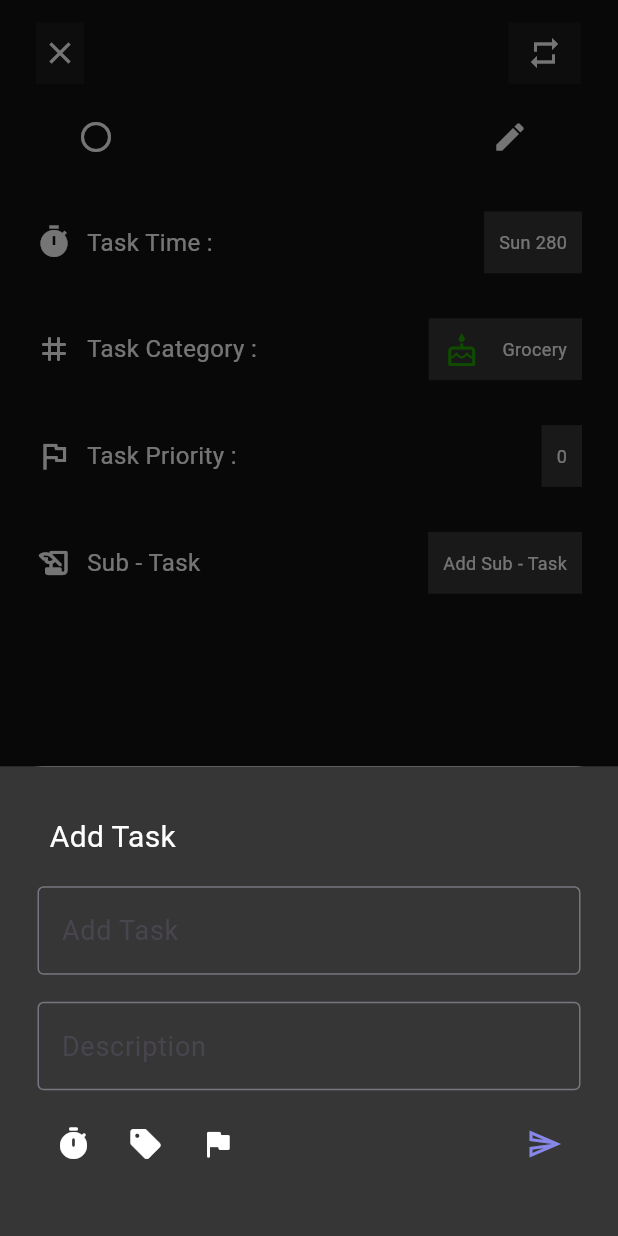
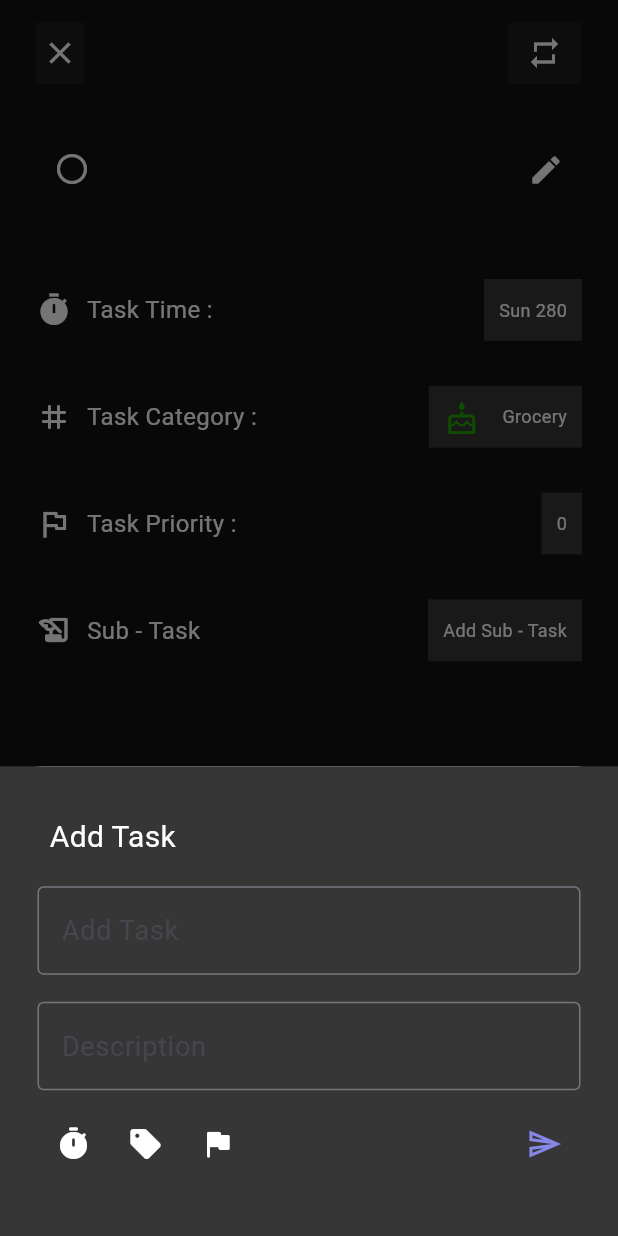
Before and after one commit to felopatersameh/UpTodo-app, a Flutter app: the TaskScreen screen opened directly with empty values, after a tap on the "edit" icon, on a phone screen of 412 x 824 dp. Run offline on Flutter 3.47's test engine with Material 3 defaults, Android fonts, the phone set to English and light mode, and no system bars; our stand-ins replace bloc, contained_tab_bar_view, easy_date_timeline, file_picker, flutter_bloc, fluttertoast and 7 more; accounts and stored records are empty; network calls fail.

Commit message:
refactor widgets

```diff
--- a/lib/core/utils/Widget/image_view.dart
+++ b/lib/core/utils/Widget/image_view.dart
@@ -10,7 +10,8 @@ class ImageView extends StatelessWidget {
   Widget build(BuildContext context) {
     return Scaffold(
       backgroundColor: Colors.transparent,
-      body: Stack(
+      body: SafeArea(
+          child: Stack(
         children: [
           BackdropFilter(
             filter: ImageFilter.blur(sigmaX: 10, sigmaY: 10),
@@ -29,7 +30,7 @@ class ImageView extends StatelessWidget {
             ),
           ),
         ],
-      ),
+      )),
     );
   }
 }
--- a/lib/core/utils/resource/icons.dart
+++ b/lib/core/utils/resource/icons.dart
@@ -30,6 +30,7 @@ class AppIcons {
   static const Icon circle = Icon(
     Icons.circle_outlined,
     color: AppColors.iconColor,
+
   );
   static const Icon checkCircle = Icon(
     Icons.check_circle,
--- a/lib/features/Layout/View/Widget/build_bottom_navigation.dart
+++ b/lib/features/Layout/View/Widget/build_bottom_navigation.dart
@@ -31,8 +31,7 @@ class _BuildBottomNavigationBarState extends State<BuildBottomNavigationBar> {
     super.initState();
   }
 
-  List<PersistentBottomNavBarItem> _navBarsItems() {
-    return [
+  final List<PersistentBottomNavBarItem> _navBarsItems = [
     PersistentBottomNavBarItem(
       icon: AppIcons.indexActivePage,
       inactiveIcon: AppIcons.indexInActivePage,
@@ -58,7 +57,7 @@ class _BuildBottomNavigationBarState extends State<BuildBottomNavigationBar> {
       onPressed: (p0) {
         showDialog(
           barrierDismissible: false,
-            context: context,
+          context: p0!,
           builder: (context) => const AddTaskScreen(),
         );
       },
@@ -80,7 +79,6 @@ class _BuildBottomNavigationBarState extends State<BuildBottomNavigationBar> {
       inactiveColorPrimary: _defaultSelectAndUnSelected,
     ),
   ];
-  }
 
   List<Widget> _buildScreens() {
     return [
@@ -98,7 +96,7 @@ class _BuildBottomNavigationBarState extends State<BuildBottomNavigationBar> {
       context,
       controller: _controller,
       screens: _buildScreens(),
-      items: _navBarsItems(),
+      items: _navBarsItems,
       padding: const EdgeInsets.only(top: 8),
       backgroundColor: AppColors.secondBackGroundColor,
       navBarStyle: NavBarStyle.style15,
--- a/lib/features/task/View/Pages/task_screen.dart
+++ b/lib/features/task/View/Pages/task_screen.dart
@@ -1,12 +1,9 @@
 import 'package:flutter/material.dart';
-import 'package:flutter_bloc/flutter_bloc.dart';
 import 'package:intl/intl.dart';
-import '../../../../core/utils/resource/colors.dart';
-import '../../../../core/utils/resource/icons.dart';
-import '../../../../core/utils/resource/styles.dart';
 import '../../../../core/model/task_model.dart';
-import '../../../TaskManagement/View/Widget/build_dialog_add_task.dart';
-import '../../../TaskManagement/ViewModel/AddTask/add_task_cubit.dart';
+import '../Widget/build_App_Bar_task_view.dart';
+import '../Widget/build_details_task_view.dart';
+import '../Widget/task_name_and_description.dart';
 
 class TaskScreen extends StatelessWidget {
   final TaskModel model;
@@ -14,86 +11,23 @@ class TaskScreen extends StatelessWidget {
   const TaskScreen({super.key, required this.model});
 
   @override
-  Widget build(BuildContext context) {
-    return Scaffold(
-      appBar: AppBar(
-        leading: Container(
-          margin: EdgeInsets.only(left: 24, top: 15),
-          color: AppColors.otherColorBackground,
-          child: IconButton(
-            padding: EdgeInsets.zero,
-            onPressed: () => Navigator.of(context).pop(),
-            icon: const Icon(
-              Icons.close,
-              color: Colors.white,
-            ),
-          ),
-        ),
-        actions: [
-          Container(
-            margin: EdgeInsets.only(right: 25, top: 15),
-            color: AppColors.otherColorBackground,
-            child: IconButton(
-              padding: EdgeInsets.zero,
-              onPressed: () {},
-              icon: const Icon(
-                Icons.repeat,
-                color: Colors.white,
-              ),
-              color: AppColors.otherColorBackground,
-            ),
-          ),
-        ],
-      ),
-      body: Padding(
-        padding: const EdgeInsets.symmetric(horizontal: 24),
+  Widget build(BuildContext context) => Scaffold(
+        appBar: buildAppBarTaskView(context, onTap: () {}),
+        body: _buildBody(),
+      );
+
+  Padding _buildBody() {
+    return Padding(
+        padding: const EdgeInsets.only(top: 30, right: 24, left: 24),
         child: Column(
           children: [
-            ListTile(
-              leading: IconButton(
-                  onPressed: () {
-                    model.isCompleted = !model.isCompleted;
-                    context.read<AddTaskCubit>().filter();
-                  },
-                  icon: !model.isCompleted
-                      ? AppIcons.circle
-                      : AppIcons.checkCircle),
-              title: Text(
-                model.title,
-                style: Styles.text20AppBAr(),
-              ),
-              trailing: IconButton(
-                  onPressed: () {
-                    showDialog(
-                      barrierDismissible: false,
-                      context: context,
-                      builder: (context) => DialogAddTask(taskModel:model ,),
-                    );
-                  },
-                  icon: const Icon(
-                    Icons.edit,
-                    color: Colors.white,
-                  )),
-              subtitle: Row(
-                crossAxisAlignment: CrossAxisAlignment.start,
-                mainAxisAlignment: MainAxisAlignment.spaceBetween,
-                children: [
-                  Text(
-                    model.description,
-                    style: Styles.text16()
-                        .copyWith(color: AppColors.gray1TextColor),
-                  ),
-                ],
-              ),
-            ),
-            _buildDetails(
-              context,
+            TaskNameAndDescription(model: model),
+            BuildDetailsTaskView(
               value: DateFormat("E D").format(model.dateTime),
               title: "Task Time :",
               icons: Icons.timer,
             ),
-            _buildDetails(
-              context,
+            BuildDetailsTaskView(
               iconsValue: Icon(
                 IconData(model.type.icon, fontFamily: "MaterialIcons"),
                 color: model.type.colorIcon,
@@ -102,72 +36,18 @@ class TaskScreen extends StatelessWidget {
               title: "Task Category :",
               icons: Icons.tag_rounded,
             ),
-            _buildDetails(
-              context,
+            BuildDetailsTaskView(
               value: model.priority.number.toString(),
               title: "Task Priority :",
               icons: model.priority.flag,
             ),
-            _buildDetails(
-              context,
+            BuildDetailsTaskView(
               value: "Add Sub - Task",
               title: "Sub - Task",
               icons: Icons.history_edu_rounded,
             ),
           ],
         ),
-      ),
-    );
-  }
-
-  Padding _buildDetails(
-    BuildContext context, {
-    required String title,
-    required IconData icons,
-    Icon? iconsValue,
-    required String value,
-  }) {
-    return Padding(
-      padding: const EdgeInsets.symmetric(vertical: 15),
-      child: Row(
-        mainAxisAlignment: MainAxisAlignment.spaceBetween,
-        children: [
-          Row(
-            children: [
-              Icon(
-                icons,
-                color: AppColors.iconColor,
-              ),
-              const SizedBox(
-                width: 10,
-              ),
-              Text(
-                title,
-                style: Styles.text16(),
-              ),
-            ],
-          ),
-          Container(
-            padding: const EdgeInsets.all(10),
-            height: MediaQuery.sizeOf(context).height * .05,
-            color: AppColors.secondBackGroundColor,
-            child: Align(
-                child: Row(
-              children: [
-                if (iconsValue != null)
-                  Padding(
-                    padding: const EdgeInsets.only(right: 15),
-                    child: iconsValue,
-                  ),
-                Text(
-                  value,
-                  style: Styles.text12(),
-                ),
-              ],
-            )),
-          )
-        ],
-      ),
-    );
+      );
   }
 }
--- /dev/null
+++ b/lib/features/task/View/Widget/build_App_Bar_task_view.dart
@@ -0,0 +1,37 @@
+import 'package:flutter/material.dart';
+
+import '../../../../core/utils/resource/colors.dart';
+
+AppBar buildAppBarTaskView(
+    BuildContext context, {
+      required void Function() onTap,
+    }) =>
+    AppBar(
+      leading: Container(
+        margin: EdgeInsets.only(left: 24, top: 15),
+        color: AppColors.otherColorBackground,
+        child: IconButton(
+          padding: EdgeInsets.zero,
+          onPressed: () => Navigator.of(context).pop(),
+          icon: const Icon(
+            Icons.close,
+            color: Colors.white,
+          ),
+        ),
+      ),
+      actions: [
+        Container(
+          margin: EdgeInsets.only(right: 25, top: 15),
+          color: AppColors.otherColorBackground,
+          child: IconButton(
+            padding: EdgeInsets.zero,
+            onPressed: onTap,
+            icon: const Icon(
+              Icons.repeat,
+              color: Colors.white,
+            ),
+            color: AppColors.otherColorBackground,
+          ),
+        ),
+      ],
+    );
--- /dev/null
+++ b/lib/features/task/View/Widget/build_details_task_view.dart
@@ -0,0 +1,65 @@
+import 'package:flutter/material.dart';
+
+import '../../../../core/utils/resource/colors.dart';
+import '../../../../core/utils/resource/styles.dart';
+
+class BuildDetailsTaskView extends StatelessWidget {
+  final String title;
+  final IconData icons;
+  final Icon? iconsValue;
+  final String value;
+
+  const BuildDetailsTaskView({
+    super.key,
+    required this.title,
+    required this.icons,
+    this.iconsValue,
+    required this.value,
+  });
+
+  @override
+  Widget build(BuildContext context) {
+    return Padding(
+      padding: const EdgeInsets.symmetric(vertical: 15),
+      child: Row(
+        mainAxisAlignment: MainAxisAlignment.spaceBetween,
+        children: [
+          Row(
+            children: [
+              Icon(
+                icons,
+                color: AppColors.iconColor,
+              ),
+              const SizedBox(
+                width: 10,
+              ),
+              Text(
+                title,
+                style: Styles.text16(),
+              ),
+            ],
+          ),
+          Container(
+            padding: const EdgeInsets.all(10),
+            height: MediaQuery.sizeOf(context).height * .05,
+            color: AppColors.secondBackGroundColor,
+            child: Align(
+                child: Row(
+                  children: [
+                    if (iconsValue != null)
+                      Padding(
+                        padding: const EdgeInsets.only(right: 15),
+                        child: iconsValue,
+                      ),
+                    Text(
+                      value,
+                      style: Styles.text12(),
+                    ),
+                  ],
+                )),
+          )
+        ],
+      ),
+    );
+  }
+}
--- /dev/null
+++ b/lib/features/task/View/Widget/task_name_and_description.dart
@@ -0,0 +1,61 @@
+import 'package:flutter/material.dart';
+import 'package:flutter_bloc/flutter_bloc.dart';
+
+import '../../../../core/model/task_model.dart';
+import '../../../../core/utils/resource/colors.dart';
+import '../../../../core/utils/resource/icons.dart';
+import '../../../../core/utils/resource/styles.dart';
+import '../../../TaskManagement/View/Widget/build_dialog_add_task.dart';
+import '../../../TaskManagement/ViewModel/AddTask/add_task_cubit.dart';
+
+class TaskNameAndDescription extends StatelessWidget {
+  const TaskNameAndDescription({
+    super.key,
+    required this.model,
+  });
+
+  final TaskModel model;
+
+  @override
+  Widget build(BuildContext context) {
+    return ListTile(
+      horizontalTitleGap: 5,
+      titleAlignment: ListTileTitleAlignment.threeLine,
+      contentPadding: EdgeInsets.zero,
+      leading: IconButton(
+          padding: EdgeInsets.only(bottom: 35),
+          onPressed: () {
+            model.isCompleted = !model.isCompleted;
+            context.read<AddTaskCubit>().filter();
+          },
+          icon: !model.isCompleted ? AppIcons.circle : AppIcons.checkCircle),
+      title: Text(
+        model.title,
+        style: Styles.text20AppBAr(),
+      ),
+      trailing: IconButton(
+          padding: EdgeInsets.only(bottom: 30),
+          onPressed: () {
+            showDialog(
+              barrierDismissible: false,
+              context: context,
+              builder: (context) => DialogAddTask(
+                taskModel: model,
+              ),
+            );
+          },
+          icon: const Icon(
+            Icons.edit,
+            color: Colors.white,
+          )),
+      subtitle: Padding(
+        padding: const EdgeInsets.only(top: 15),
+        child: Text(
+          model.description,
+          maxLines: model.description.length,
+          style: Styles.text16().copyWith(color: AppColors.gray1TextColor),
+        ),
+      ),
+    );
+  }
+}
```
Lines whose indentation alone changed are shown as unchanged.
